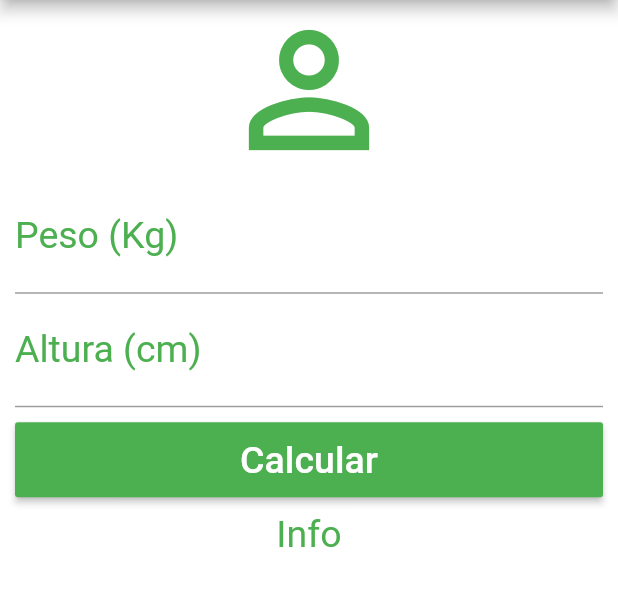
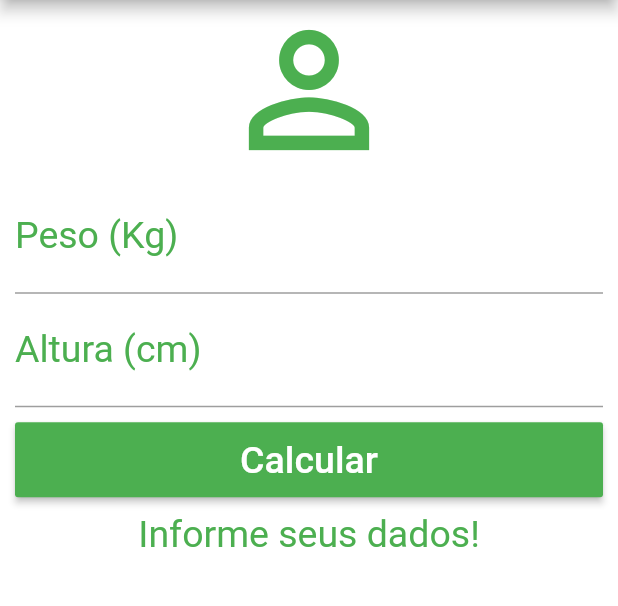
Before and after one commit to Maurilio-David/Calculadora-IMC-Flutter, a Flutter app: the screen it shows after launch, after a tap on "Calcular", on a phone screen of 412 x 824 dp, the part 84-690 px from its top. Run offline on Flutter 3.47's test engine with Material 2 defaults, Android fonts, the phone set to English and light mode, and no system bars.

Commit message:
Controller e cauculos

```diff
--- a/lib/main.dart
+++ b/lib/main.dart
@@ -12,6 +12,40 @@ class Home extends StatefulWidget {
 }
 
 class _HomeState extends State<Home> {
+  TextEditingController weightController = TextEditingController();
+  TextEditingController heightController = TextEditingController();
+
+  String _infoText = "Informe seus dados!";
+
+  void _resetFields() {
+    weightController.text = "";
+    heightController.text = "";
+    if (_infoText != "Informe seus dados!") {
+      _infoText = "Informe seus dados!";
+    }
+  }
+
+  void _calculate() {
+    setState(() {
+      double weight = double.parse(weightController.text);
+      double height = double.parse(heightController.text) / 100;
+      double imc = weight / (height * height);
+      if (imc < 18.6) {
+        _infoText = "Abaixo do Peso (${imc.toStringAsPrecision(3)})";
+      } else if (imc >= 18.6 && imc < 24.9) {
+        _infoText = "Peso Ideal (${imc.toStringAsPrecision(3)})";
+      } else if (imc >= 24.9 && imc < 29.9) {
+        _infoText = "Levemente acima do Peso (${imc.toStringAsPrecision(3)})";
+      } else if (imc >= 29.9 && imc < 34.9) {
+        _infoText = "Obesidade Grau I (${imc.toStringAsPrecision(3)})";
+      } else if (imc >= 34.9 && imc < 39.9) {
+        _infoText = "Obesidade Grau II (${imc.toStringAsPrecision(3)})";
+      } else if (imc >= 40) {
+        _infoText = "Obesidade Grau III (${imc.toStringAsPrecision(3)})";
+      }
+    });
+  }
+
   @override
   Widget build(BuildContext context) {
     return Scaffold(
@@ -22,7 +56,7 @@ class _HomeState extends State<Home> {
           actions: <Widget>[
             IconButton(
               icon: Icon(Icons.refresh),
-              onPressed: () {},
+              onPressed: _resetFields,
             )
           ],
         ),
@@ -40,6 +74,7 @@ class _HomeState extends State<Home> {
                     labelStyle: TextStyle(color: Colors.green)),
                 textAlign: TextAlign.center,
                 style: TextStyle(color: Colors.green, fontSize: 25.0),
+                controller: weightController,
               ),
               TextField(
                 keyboardType: TextInputType.number,
@@ -48,13 +83,14 @@ class _HomeState extends State<Home> {
                     labelStyle: TextStyle(color: Colors.green)),
                 textAlign: TextAlign.center,
                 style: TextStyle(color: Colors.green, fontSize: 25.0),
+                controller: heightController,
               ),
               Padding(
                 padding: EdgeInsets.only(top: 10.0, bottom: 10.0),
                 child: Container(
                   height: 50.0,
                   child: RaisedButton(
-                    onPressed: () {},
+                    onPressed: _calculate,
                     child: Text(
                       "Calcular",
                       style: TextStyle(color: Colors.white, fontSize: 25.0),
@@ -64,7 +100,7 @@ class _HomeState extends State<Home> {
                 ),
               ),
               Text(
-                "Info",
+                _infoText,
                 textAlign: TextAlign.center,
                 style: TextStyle(color: Colors.green, fontSize: 25.0),
               )
```
